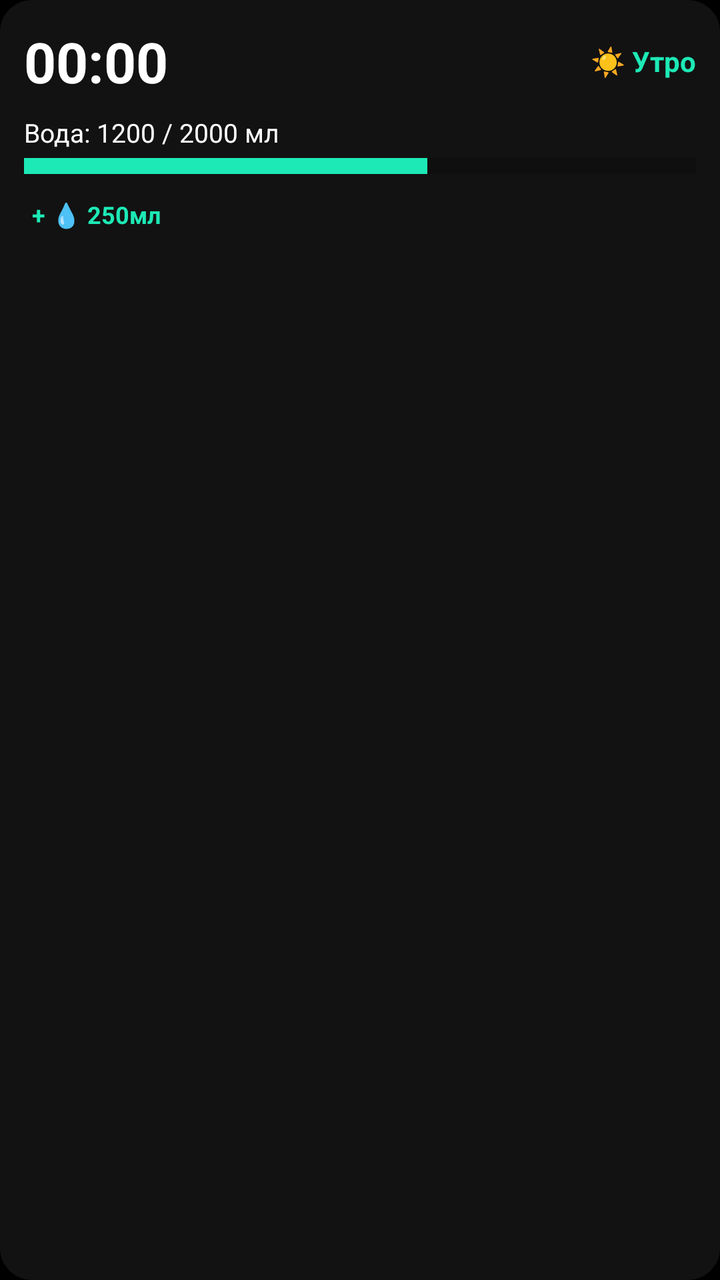
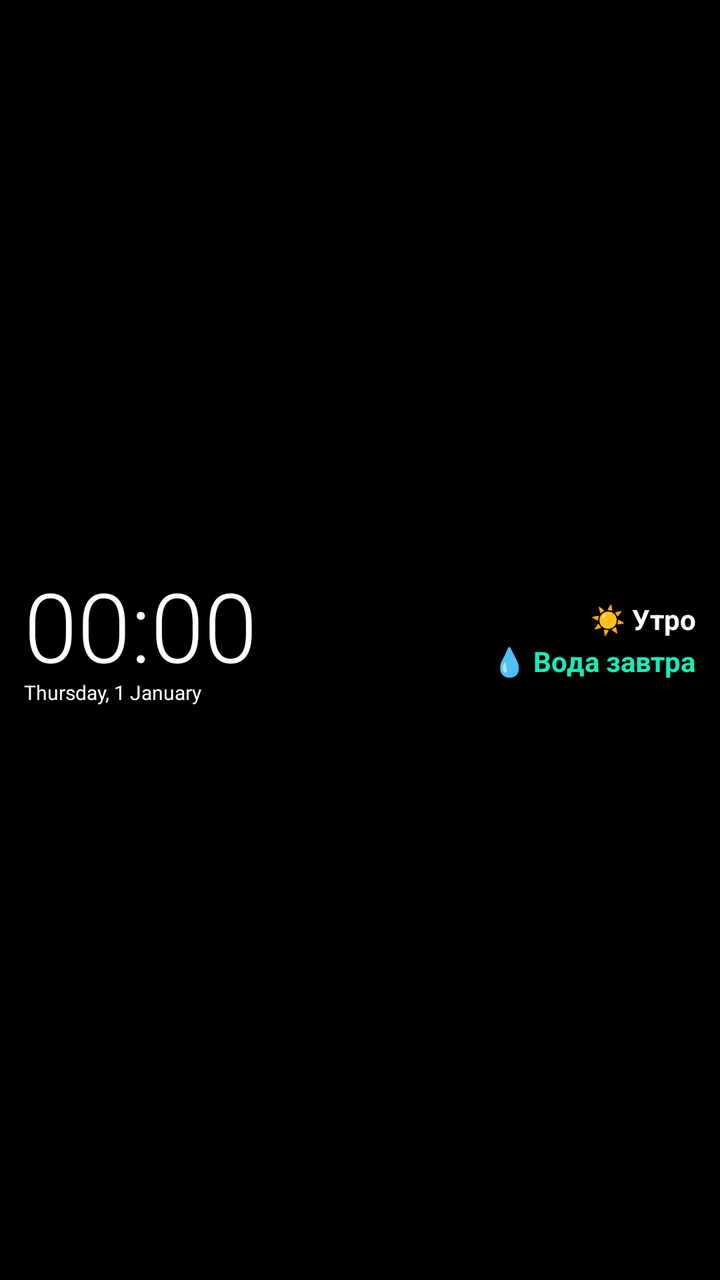

The first picture is an Android layout as it rendered before a commit; the second is the same layout after the commit. The layout source and the unified diff follow.
<!-- AndroidManifest.xml: application theme Theme.ShiftCalendar -->
<!-- res/layout/widget_all_in_one.xml -->
<?xml version="1.0" encoding="utf-8"?>
<LinearLayout xmlns:android="http://schemas.android.com/apk/res/android"
    android:id="@+id/widgetRoot"
    android:layout_width="match_parent"
    android:layout_height="match_parent"
    android:background="@drawable/card_background"
    android:backgroundTint="@color/surface_dark"
    android:orientation="vertical"
    android:padding="12dp">

    <LinearLayout
        android:layout_width="match_parent"
        android:layout_height="wrap_content"
        android:orientation="horizontal"
        android:gravity="center_vertical">

        <TextClock
            android:layout_width="wrap_content"
            android:layout_height="wrap_content"
            android:format12Hour="HH:mm"
            android:format24Hour="HH:mm"
            android:textColor="@color/text_white"
            android:textSize="28sp"
            android:textStyle="bold" />

        <FrameLayout
            android:layout_width="0dp"
            android:layout_height="0dp"
            android:layout_weight="1" />

        <TextView
            android:id="@+id/widgetShiftStatus"
            android:layout_width="wrap_content"
            android:layout_height="wrap_content"
            android:textColor="@color/accent_turquoise"
            android:textSize="14sp"
            android:textStyle="bold"
            android:text="☀️ Утро" />
    </LinearLayout>

    <TextView
        android:id="@+id/widgetWaterText"
        android:layout_width="wrap_content"
        android:layout_height="wrap_content"
        android:layout_marginTop="8dp"
        android:textColor="@color/text_white"
        android:textSize="13sp"
        android:text="Вода: 1200 / 2000 мл" />

    <ProgressBar
        android:id="@+id/widgetWaterProgress"
        style="?android:attr/progressBarStyleHorizontal"
        android:layout_width="match_parent"
        android:layout_height="8dp"
        android:layout_marginTop="4dp"
        android:progress="60"
        android:progressTint="@color/accent_turquoise"
        android:scaleY="2" />

    <LinearLayout
        android:layout_width="match_parent"
        android:layout_height="wrap_content"
        android:layout_marginTop="8dp"
        android:orientation="horizontal">

        <TextView
            android:id="@+id/btnPlusWater"
            android:layout_width="wrap_content"
            android:layout_height="wrap_content"
            android:background="@drawable/ripple_day_cell"
            android:clickable="true"
            android:focusable="true"
            android:padding="4dp"
            android:text="+ 💧 250мл"
            android:textColor="@color/accent_turquoise"
            android:textSize="12sp"
            android:textStyle="bold" />
    </LinearLayout>

</LinearLayout>
<!-- resources referenced by this layout -->
<resources>
  <color name="accent_turquoise">#FF1DE9B6</color>
  <color name="surface_dark">#FF121212</color>
  <color name="text_white">#FFFFFFFF</color>
  <!-- drawable card_background (drawable) -->
  <?xml version="1.0" encoding="utf-8"?>
  <shape xmlns:android="http://schemas.android.com/apk/res/android"
      android:shape="rectangle">
      <solid android:color="@color/surface_dark" />
      <corners android:radius="16dp" />
  </shape>
  <!-- drawable ripple_day_cell (drawable) -->
  <?xml version="1.0" encoding="utf-8"?>
  <ripple xmlns:android="http://schemas.android.com/apk/res/android"
      android:color="#332979FF">
      <item android:id="@android:id/mask">
          <shape android:shape="oval">
              <solid android:color="@android:color/white" />
          </shape>
      </item>
  </ripple>
  <style name="Theme.ShiftCalendar" parent="Theme.MaterialComponents.DayNight.NoActionBar">
          <item name="colorPrimary">@color/accent_turquoise</item>
          <item name="colorPrimaryDark">@color/amoled_black</item>
          <item name="colorAccent">@color/selected_blue</item>
          <item name="android:windowBackground">@color/amoled_black</item>
          <item name="android:statusBarColor">@color/amoled_black</item>
          <item name="android:navigationBarColor">@color/amoled_black</item>
          <item name="android:textColorPrimary">@color/text_white</item>
          <item name="colorSurface">@color/surface_dark</item>
          <item name="android:windowLightStatusBar">false</item>
          <item name="android:fontFamily">sans-serif</item>
  
          
          <item name="alertDialogTheme">@style/ThemeOverlay.MaterialComponents.MaterialAlertDialog</item>
          <item name="android:datePickerDialogTheme">@style/Theme.MaterialComponents.DayNight.Dialog</item>
      </style>
  <color name="amoled_black">#FF000000</color>
  <color name="selected_blue">#FF2979FF</color>
</resources>

<!-- the commit's change to res/layout/widget_all_in_one.xml (unified diff, before → after) -->
@@ -3,78 +3,88 @@
     android:id="@+id/widgetRoot"
     android:layout_width="match_parent"
     android:layout_height="match_parent"
-    android:background="@drawable/card_background"
-    android:backgroundTint="@color/surface_dark"
-    android:orientation="vertical"
-    android:padding="12dp">
+    android:background="@android:color/transparent"
+    android:gravity="center_vertical"
+    android:orientation="horizontal"
+    android:paddingHorizontal="12dp"
+    android:paddingVertical="2dp">
 
+    
     <LinearLayout
-        android:layout_width="match_parent"
+        android:layout_width="wrap_content"
         android:layout_height="wrap_content"
-        android:orientation="horizontal"
-        android:gravity="center_vertical">
+        android:gravity="start"
+        android:orientation="vertical">
 
         <TextClock
+            android:id="@+id/clockTime"
             android:layout_width="wrap_content"
             android:layout_height="wrap_content"
             android:format12Hour="HH:mm"
             android:format24Hour="HH:mm"
             android:textColor="@color/text_white"
-            android:textSize="28sp"
-            android:textStyle="bold" />
+            android:textSize="48sp"
+            android:fontFamily="sans-serif-light"
+            android:includeFontPadding="false"
+            android:shadowColor="#BB000000"
+            android:shadowDx="2"
+            android:shadowDy="2"
+            android:shadowRadius="2" />
 
-        <FrameLayout
-            android:layout_width="0dp"
-            android:layout_height="0dp"
-            android:layout_weight="1" />
+        <TextClock
+            android:layout_width="wrap_content"
+            android:layout_height="wrap_content"
+            android:layout_marginTop="-4dp"
+            android:format12Hour="EEEE, d MMMM"
+            android:format24Hour="EEEE, d MMMM"
+            android:shadowColor="#BB000000"
+            android:shadowDx="1"
+            android:shadowDy="1"
+            android:shadowRadius="1"
+            android:textColor="@color/text_white"
+            android:textSize="10sp" />
+    </LinearLayout>
+
+    
+    <ImageView
+        android:layout_width="0dp"
+        android:layout_height="0dp"
+        android:layout_weight="1"
+        android:contentDescription="spacer" />
+
+    
+    <LinearLayout
+        android:layout_width="wrap_content"
+        android:layout_height="wrap_content"
+        android:gravity="end"
+        android:orientation="vertical">
 
         <TextView
             android:id="@+id/widgetShiftStatus"
             android:layout_width="wrap_content"
             android:layout_height="wrap_content"
+            android:shadowColor="#BB000000"
+            android:shadowDx="1"
+            android:shadowDy="1"
+            android:shadowRadius="1"
+            android:textColor="@color/text_white"
+            android:textSize="14sp"
+            android:textStyle="bold"
+            android:text="☀️ Утро" />
+
+        <TextView
+            android:id="@+id/widgetWaterSchedule"
+            android:layout_width="wrap_content"
+            android:layout_height="wrap_content"
+            android:layout_marginTop="2dp"
+            android:shadowColor="#BB000000"
+            android:shadowDx="1"
+            android:shadowDy="1"
+            android:shadowRadius="1"
             android:textColor="@color/accent_turquoise"
             android:textSize="14sp"
             android:textStyle="bold"
-            android:text="☀️ Утро" />
-    </LinearLayout>
-
-    <TextView
-        android:id="@+id/widgetWaterText"
-        android:layout_width="wrap_content"
-        android:layout_height="wrap_content"
-        android:layout_marginTop="8dp"
-        android:textColor="@color/text_white"
-        android:textSize="13sp"
-        android:text="Вода: 1200 / 2000 мл" />
-
-    <ProgressBar
-        android:id="@+id/widgetWaterProgress"
-        style="?android:attr/progressBarStyleHorizontal"
-        android:layout_width="match_parent"
-        android:layout_height="8dp"
-        android:layout_marginTop="4dp"
-        android:progress="60"
-        android:progressTint="@color/accent_turquoise"
-        android:scaleY="2" />
-
-    <LinearLayout
-        android:layout_width="match_parent"
-        android:layout_height="wrap_content"
-        android:layout_marginTop="8dp"
-        android:orientation="horizontal">
-
-        <TextView
-            android:id="@+id/btnPlusWater"
-            android:layout_width="wrap_content"
-            android:layout_height="wrap_content"
-            android:background="@drawable/ripple_day_cell"
-            android:clickable="true"
-            android:focusable="true"
-            android:padding="4dp"
-            android:text="+ 💧 250мл"
-            android:textColor="@color/accent_turquoise"
-            android:textSize="12sp"
-            android:textStyle="bold" />
+            android:text="💧 Вода завтра" />
     </LinearLayout>
 
 </LinearLayout>
<!-- resource entries referenced after the edit -->
@@ -1,26 +1,8 @@
 <!-- resources referenced by this layout -->
 <resources>
   <color name="accent_turquoise">#FF1DE9B6</color>
-  <color name="surface_dark">#FF121212</color>
   <color name="text_white">#FFFFFFFF</color>
-  <!-- drawable card_background (drawable) -->
-  <?xml version="1.0" encoding="utf-8"?>
-  <shape xmlns:android="http://schemas.android.com/apk/res/android"
-      android:shape="rectangle">
-      <solid android:color="@color/surface_dark" />
-      <corners android:radius="16dp" />
-  </shape>
-  <!-- drawable ripple_day_cell (drawable) -->
-  <?xml version="1.0" encoding="utf-8"?>
-  <ripple xmlns:android="http://schemas.android.com/apk/res/android"
-      android:color="#332979FF">
-      <item android:id="@android:id/mask">
-          <shape android:shape="oval">
-              <solid android:color="@android:color/white" />
-          </shape>
-      </item>
-  </ripple>
-  <style name="Theme.ShiftCalendar" parent="Theme.MaterialComponents.DayNight.NoActionBar">
+  <style name="Theme.ShiftCalendar" parent="Theme.MaterialComponents.NoActionBar">
           <item name="colorPrimary">@color/accent_turquoise</item>
           <item name="colorPrimaryDark">@color/amoled_black</item>
           <item name="colorAccent">@color/selected_blue</item>
@@ -33,10 +15,26 @@
           <item name="android:fontFamily">sans-serif</item>
   
           
-          <item name="alertDialogTheme">@style/ThemeOverlay.MaterialComponents.MaterialAlertDialog</item>
-          <item name="android:datePickerDialogTheme">@style/Theme.MaterialComponents.DayNight.Dialog</item>
+          <item name="alertDialogTheme">@style/AppDialogTheme</item>
+          <item name="android:datePickerDialogTheme">@style/AppDatePickerTheme</item>
       </style>
   <color name="amoled_black">#FF000000</color>
   <color name="selected_blue">#FF2979FF</color>
+  <color name="surface_dark">#FF121212</color>
+  <style name="AppDialogTheme" parent="ThemeOverlay.MaterialComponents.MaterialAlertDialog">
+          <item name="android:background">@color/surface_dark</item>
+          <item name="android:textColorPrimary">@color/text_white</item>
+          <item name="android:textColorSecondary">@color/text_secondary</item>
+          <item name="colorSurface">@color/surface_dark</item>
+          <item name="colorPrimary">@color/accent_turquoise</item>
+          <item name="colorOnSurface">@color/text_white</item>
+      </style>
+  <style name="AppDatePickerTheme" parent="ThemeOverlay.MaterialComponents.Dialog.Alert">
+          <item name="android:windowBackground">@color/surface_dark</item>
+          <item name="android:textColorPrimary">@color/text_white</item>
+          <item name="colorSurface">@color/surface_dark</item>
+          <item name="colorPrimary">@color/accent_turquoise</item>
+      </style>
+  <color name="text_secondary">#FFB0B0B0</color>
 </resources>
 
